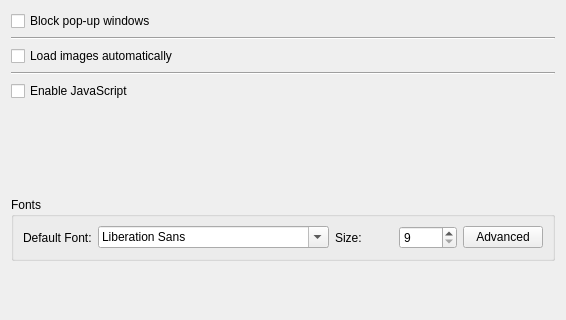
LeFroid/Viper-Browser, file Browser/Preferences/ContentTab.ui: the form before one commit; both pictures show x 0 to 566 and y 0 to 320 of the 566 by 572 pixel window.
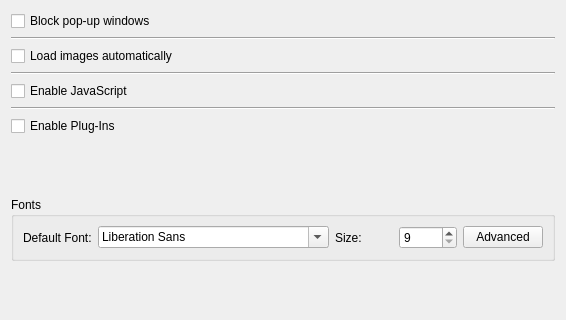
The form after the commit.

Commit message: Preferences UI: Add setting to enable or disable the use of plug-ins such as flash

Patch:
```diff
--- a/Browser/Preferences/ContentTab.ui
+++ b/Browser/Preferences/ContentTab.ui
@@ -49,6 +49,20 @@
      </property>
     </widget>
    </item>
+   <item>
+    <widget class="Line" name="line_3">
+     <property name="orientation">
+      <enum>Qt::Horizontal</enum>
+     </property>
+    </widget>
+   </item>
+   <item>
+    <widget class="QCheckBox" name="checkBoxEnablePlugins">
+     <property name="text">
+      <string>Enable Plug-Ins</string>
+     </property>
+    </widget>
+   </item>
    <item>
     <spacer name="verticalSpacer_2">
      <property name="orientation">
```
The commit also changes 3 other files.
